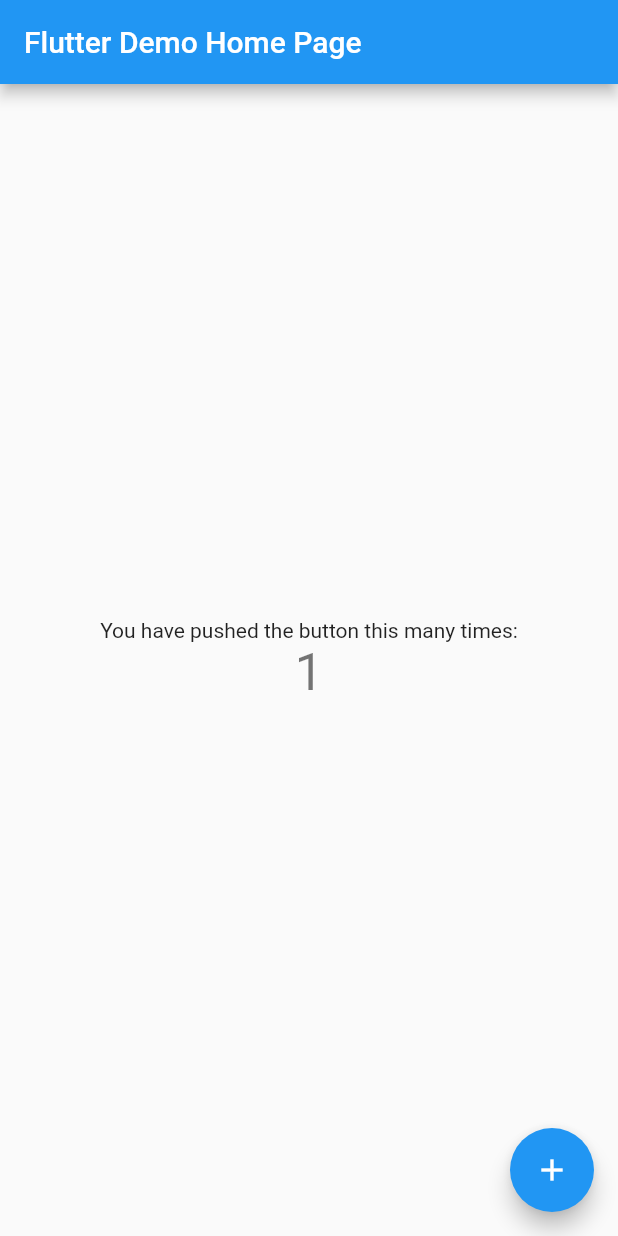
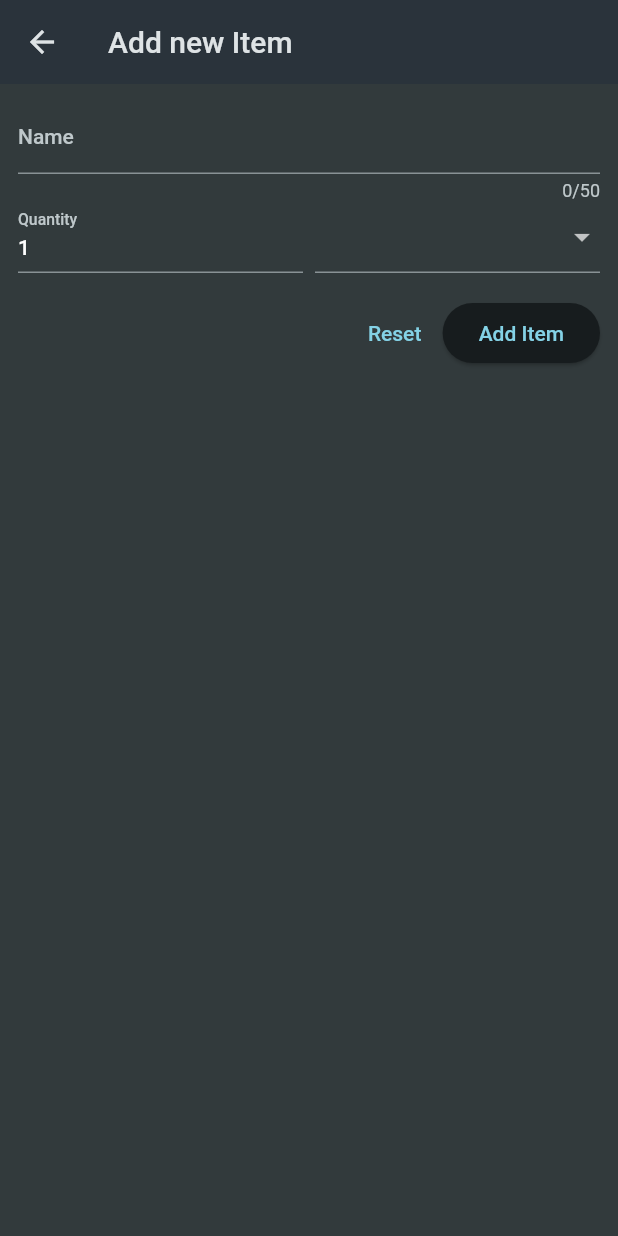
Before and after one commit to Shankaraaditya/list_Flutter, a Flutter app: the screen it shows after launch, after a tap on the "add" icon, on a phone screen of 412 x 824 dp. Run offline on Flutter 3.47's test engine with Material 2 defaults, Android fonts, the phone set to English and light mode, and no system bars.

```diff
--- a/lib/data/category.dart
+++ b/lib/data/category.dart
@@ -0,0 +1,47 @@
+import 'package:flutter/material.dart';
+
+import 'package:shopping_list/models/categories.dart';
+
+
+const categories = {
+  Categories.vegetables:  Category(
+    'Vegetables',
+    Color.fromARGB(255, 0, 255, 128),
+  ),
+  Categories.fruit: Category(
+    'Fruit',
+    Color.fromARGB(255, 145, 255, 0),
+  ),
+  Categories.meat: Category(
+    'Meat',
+    Color.fromARGB(255, 255, 102, 0),
+  ),
+  Categories.dairy: Category(
+    'Dairy',
+    Color.fromARGB(255, 0, 208, 255),
+  ),
+  Categories.carbs: Category(
+    'Carbs',
+    Color.fromARGB(255, 0, 60, 255),
+  ),
+  Categories.sweets: Category(
+    'Sweets',
+    Color.fromARGB(255, 255, 149, 0),
+  ),
+  Categories.spices: Category(
+    'Spices',
+    Color.fromARGB(255, 255, 187, 0),
+  ),
+  Categories.convenience: Category(
+    'Convenience',
+    Color.fromARGB(255, 191, 0, 255),
+  ),
+  Categories.hygiene: Category(
+    'Hygiene',
+    Color.fromARGB(255, 149, 0, 255),
+  ),
+  Categories.other: Category(
+    'Other',
+    Color.fromARGB(255, 0, 225, 255),
+  ),
+};
--- /dev/null
+++ b/lib/data/dummy_items.dart
@@ -0,0 +1,21 @@
+import 'package:shopping_list/data/category.dart';
+import 'package:shopping_list/models/categories.dart';
+import 'package:shopping_list/models/grocery.dart';
+
+final groceryItems = [
+  GroceryItem(
+      id: 'a',
+      name: 'Milk',
+      quantity: 1,
+      category: categories[Categories.dairy]!),
+  GroceryItem(
+      id: 'b',
+      name: 'Bananas',
+      quantity: 5,
+      category: categories[Categories.fruit]!),
+  GroceryItem(
+      id: 'c',
+      name: 'Beef Steak',
+      quantity: 1,
+      category: categories[Categories.meat]!),
+];
--- a/lib/main.dart
+++ b/lib/main.dart
@@ -1,4 +1,5 @@
 import 'package:flutter/material.dart';
+import 'package:shopping_list/widgets/list.dart';
 
 void main() {
   runApp(const MyApp());
@@ -11,105 +12,17 @@ class MyApp extends StatelessWidget {
   @override
   Widget build(BuildContext context) {
     return MaterialApp(
-      title: 'Flutter Demo',
-      theme: ThemeData(
-        // This is the theme of your application.
-        //
-        // Try running your application with "flutter run". You'll see the
-        // application has a blue toolbar. Then, without quitting the app, try
-        // changing the primarySwatch below to Colors.green and then invoke
-        // "hot reload" (press "r" in the console where you ran "flutter run",
-        // or simply save your changes to "hot reload" in a Flutter IDE).
-        // Notice that the counter didn't reset back to zero; the application
-        // is not restarted.
-        primarySwatch: Colors.blue,
+      title: 'Flutter Groceries',
+      theme: ThemeData.dark().copyWith(
+        useMaterial3: true,
+        colorScheme: ColorScheme.fromSeed(
+          seedColor: const Color.fromARGB(255, 147, 229, 250),
+          brightness: Brightness.dark,
+          surface: const Color.fromARGB(255, 42, 51, 59),
+        ),
+        scaffoldBackgroundColor: const Color.fromARGB(255, 50, 58, 60),
       ),
-      home: const MyHomePage(title: 'Flutter Demo Home Page'),
+      home: const GroceryList(),
     );
   }
 }
-
-class MyHomePage extends StatefulWidget {
-  const MyHomePage({super.key, required this.title});
-
-  // This widget is the home page of your application. It is stateful, meaning
-  // that it has a State object (defined below) that contains fields that affect
-  // how it looks.
-
-  // This class is the configuration for the state. It holds the values (in this
-  // case the title) provided by the parent (in this case the App widget) and
-  // used by the build method of the State. Fields in a Widget subclass are
-  // always marked "final".
-
-  final String title;
-
-  @override
-  State<MyHomePage> createState() => _MyHomePageState();
-}
-
-class _MyHomePageState extends State<MyHomePage> {
-  int _counter = 0;
-
-  void _incrementCounter() {
-    setState(() {
-      // This call to setState tells the Flutter framework that something has
-      // changed in this State, which causes it to rerun the build method below
-      // so that the display can reflect the updated values. If we changed
-      // _counter without calling setState(), then the build method would not be
-      // called again, and so nothing would appear to happen.
-      _counter++;
-    });
-  }
-
-  @override
-  Widget build(BuildContext context) {
-    // This method is rerun every time setState is called, for instance as done
-    // by the _incrementCounter method above.
-    //
-    // The Flutter framework has been optimized to make rerunning build methods
-    // fast, so that you can just rebuild anything that needs updating rather
-    // than having to individually change instances of widgets.
-    return Scaffold(
-      appBar: AppBar(
-        // Here we take the value from the MyHomePage object that was created by
-        // the App.build method, and use it to set our appbar title.
-        title: Text(widget.title),
-      ),
-      body: Center(
-        // Center is a layout widget. It takes a single child and positions it
-        // in the middle of the parent.
-        child: Column(
-          // Column is also a layout widget. It takes a list of children and
-          // arranges them vertically. By default, it sizes itself to fit its
-          // children horizontally, and tries to be as tall as its parent.
-          //
-          // Invoke "debug painting" (press "p" in the console, choose the
-          // "Toggle Debug Paint" action from the Flutter Inspector in Android
-          // Studio, or the "Toggle Debug Paint" command in Visual Studio Code)
-          // to see the wireframe for each widget.
-          //
-          // Column has various properties to control how it sizes itself and
-          // how it positions its children. Here we use mainAxisAlignment to
-          // center the children vertically; the main axis here is the vertical
-          // axis because Columns are vertical (the cross axis would be
-          // horizontal).
-          mainAxisAlignment: MainAxisAlignment.center,
-          children: <Widget>[
-            const Text(
-              'You have pushed the button this many times:',
-            ),
-            Text(
-              '$_counter',
-              style: Theme.of(context).textTheme.headlineMedium,
-            ),
-          ],
-        ),
-      ),
-      floatingActionButton: FloatingActionButton(
-        onPressed: _incrementCounter,
-        tooltip: 'Increment',
-        child: const Icon(Icons.add),
-      ), // This trailing comma makes auto-formatting nicer for build methods.
-    );
-  }
-}
--- a/lib/models/categories.dart
+++ b/lib/models/categories.dart
@@ -0,0 +1,21 @@
+import 'package:flutter/material.dart';
+
+enum Categories {
+  vegetables,
+  fruit,
+  meat,
+  dairy,
+  carbs,
+  sweets,
+  spices,
+  convenience,
+  hygiene,
+  other
+}
+
+class Category {
+
+   const Category( this.title,  this.color);
+  final String title;
+  final Color color ;
+}
--- /dev/null
+++ b/lib/models/grocery.dart
@@ -0,0 +1,17 @@
+
+
+import 'package:shopping_list/models/categories.dart';
+
+class GroceryItem {
+  const GroceryItem({
+    required this.id,
+    required this.name,
+    required this.quantity,
+    required this.category,
+  });
+
+  final String id;
+  final String name;
+  final int quantity;
+  final Category category;
+}
--- /dev/null
+++ b/lib/widgets/list.dart
@@ -0,0 +1,50 @@
+import 'package:flutter/material.dart';
+import 'package:shopping_list/data/dummy_items.dart';
+import 'package:shopping_list/widgets/new_item.dart';
+
+class GroceryList extends StatefulWidget {
+  const GroceryList({super.key});
+
+  @override
+  State<GroceryList> createState() => _GroceryListState();
+}
+
+class _GroceryListState extends State<GroceryList> {
+// if you are working on stateless widget then for "context" ->
+  void _addNewItem() {
+    Navigator.of(context).push(
+      MaterialPageRoute(
+        builder: (ctx) => const NewItem(),
+      ),
+    );
+  }
+
+  @override
+  Widget build(BuildContext context) {
+    return Scaffold(
+      appBar: AppBar(
+        title: const Text("Your Groceries"),
+        actions: [
+          IconButton(
+            onPressed: _addNewItem,
+            icon: const Icon(
+              Icons.add,
+            ),
+          ),
+        ],
+      ),
+      body: ListView.builder(
+        itemCount: groceryItems.length,
+        itemBuilder: (ctx, index) => ListTile(
+          title: Text(groceryItems[index].name),
+          leading: Container(
+            width: 24,
+            height: 24,
+            color: groceryItems[index].category.color,
+          ),
+          trailing: Text(groceryItems[index].quantity.toString()),
+        ),
+      ),
+    );
+  }
+}
--- /dev/null
+++ b/lib/widgets/new_item.dart
@@ -0,0 +1,98 @@
+import 'package:flutter/material.dart';
+import 'package:shopping_list/data/category.dart';
+
+class NewItem extends StatefulWidget {
+  const NewItem({super.key});
+  @override
+  State<NewItem> createState() {
+    return _NewItemState();
+  }
+}
+
+class _NewItemState extends State<NewItem> {
+  void _addItem(BuildContext context) {
+    // Navigator.of(context).push(MaterialPageRoute(builder: builder))
+  }
+
+  @override
+  Widget build(BuildContext context) {
+    return Scaffold(
+      appBar: AppBar(
+        title: const Text("Add new Item"),
+      ),
+      body: Padding(
+        padding: const EdgeInsets.all(12),
+        child: Form(
+          child: Column(
+            children: [
+              TextFormField(
+                // instead of TextField
+                maxLength: 50,
+                decoration: const InputDecoration(
+                  label: Text("Name"),
+                ),
+                validator: (value) {
+                  return 'Justtt .... ';
+                },
+              ),
+              Row(
+                children: [
+                  Expanded(
+                    child: TextFormField(
+                      decoration:
+                          const InputDecoration(label: Text("Quantity")),
+                      initialValue: '1',
+                    ),
+                  ),
+                  const SizedBox(
+                    width: 8,
+                  ),
+                  Expanded(
+                    child: DropdownButtonFormField(
+                      items: [
+                        for (final category in categories.entries)
+                          DropdownMenuItem(
+                            value: category.value,
+                            child: Row(
+                              children: [
+                                Container(
+                                  width: 16,
+                                  height: 16,
+                                  color: category.value.color,
+                                ),
+                                const SizedBox(
+                                  width: 6,
+                                ),
+                                Text(category.value.title)
+                              ],
+                            ),
+                          ),
+                      ],
+                      onChanged: (value) {},
+                    ),
+                  ),
+                ],
+              ),
+              const SizedBox(
+                height: 16,
+              ),
+              Row(
+                mainAxisAlignment: MainAxisAlignment.end,
+                children: [
+                  TextButton(
+                    onPressed: () {},
+                    child: const Text("Reset"),
+                  ),
+                  ElevatedButton(
+                    onPressed: () {},
+                    child: const Text("Add Item"),
+                  ),
+                ],
+              )
+            ],
+          ),
+        ),
+      ),
+    );
+  }
+}
```
